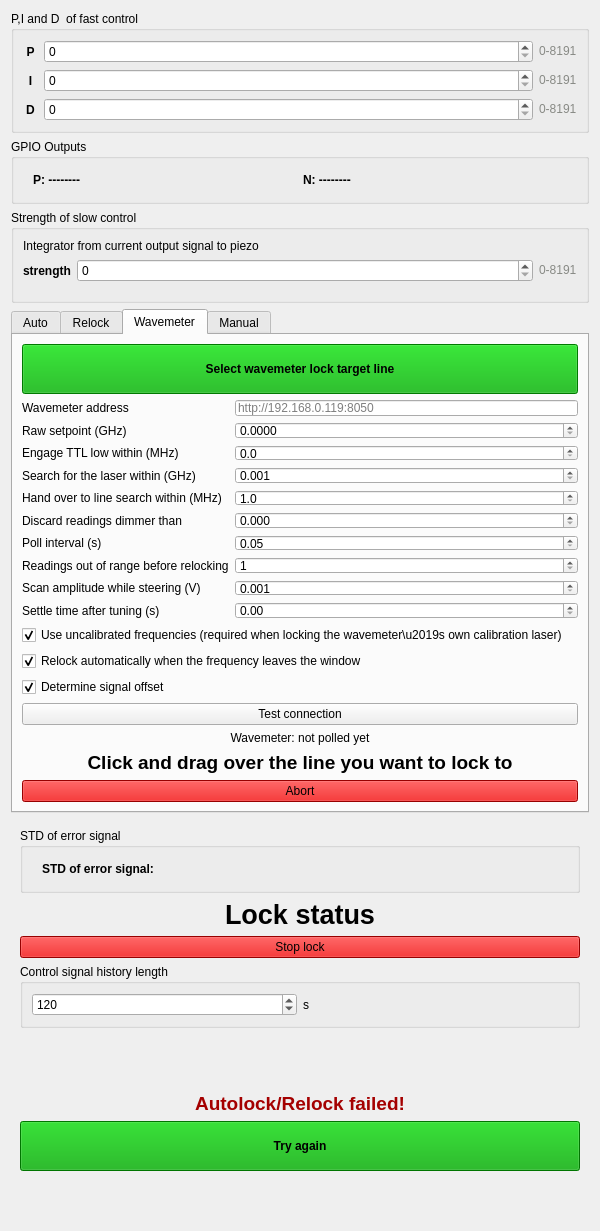
This is linien/gui/ui/locking_panel.ui in krbmols/linien as Qt 5 draws it before an edit. The edited form follows.
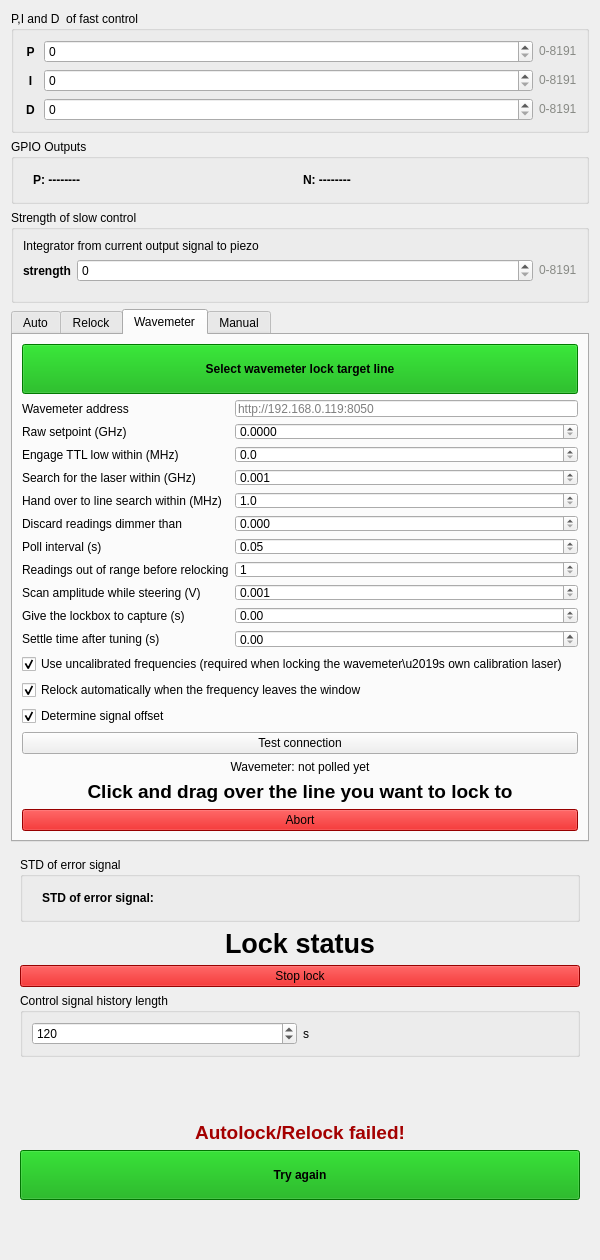
This is the edited form. The open tabs and pages were chosen to show the change. Custom widgets are drawn as their Qt base class.

Commit message: Engage the lockbox first, then ask the wavemeter where the laser landed

```diff
--- a/linien/gui/ui/locking_panel.ui
+++ b/linien/gui/ui/locking_panel.ui
@@ -931,11 +931,24 @@
          </widget>
         </item>
         <item row="9" column="0">
+         <widget class="QLabel" name="label_wm_lock_settle">
+          <property name="text"><string>Give the lockbox to capture (s)</string></property>
+         </widget>
+        </item>
+        <item row="9" column="1">
+         <widget class="QDoubleSpinBox" name="wavemeter_lock_settle_time">
+          <property name="decimals"><number>2</number></property>
+          <property name="minimum"><double>0.000000</double></property>
+          <property name="maximum"><double>60.000000</double></property>
+          <property name="singleStep"><double>0.500000</double></property>
+         </widget>
+        </item>
+        <item row="10" column="0">
          <widget class="QLabel" name="label_wm_settle">
           <property name="text"><string>Settle time after tuning (s)</string></property>
          </widget>
         </item>
-        <item row="9" column="1">
+        <item row="10" column="1">
          <widget class="QDoubleSpinBox" name="wavemeter_settle_time">
           <property name="decimals"><number>2</number></property>
           <property name="minimum"><double>0.000000</double></property>
```
The commit also changes 5 other files.
